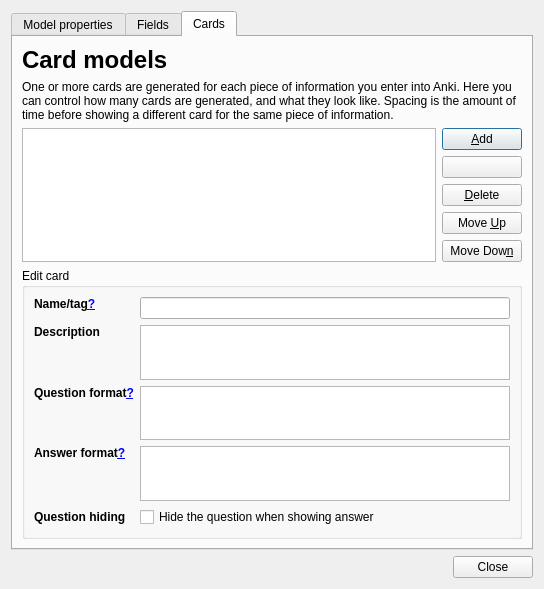
Above: designer/modelproperties.ui from ankitects/anki before the change. Below: the same form after it.
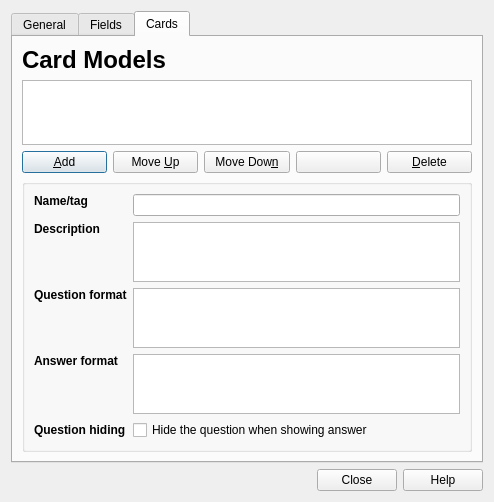
That is the form after the change. The open tabs and pages were chosen to show the change.

```diff
--- a/designer/modelproperties.ui
+++ b/designer/modelproperties.ui
@@ -8,8 +8,8 @@
    <rect>
     <x>0</x>
     <y>0</y>
-    <width>544</width>
-    <height>589</height>
+    <width>494</width>
+    <height>502</height>
    </rect>
   </property>
   <property name="windowTitle" >
@@ -31,7 +31,7 @@
        </rect>
       </property>
       <attribute name="title" >
-       <string>Model properties</string>
+       <string>General</string>
       </attribute>
       <layout class="QVBoxLayout" >
        <property name="spacing" >
@@ -197,16 +197,9 @@
         <number>9</number>
        </property>
        <item>
-        <widget class="QLabel" name="label_8" >
+        <widget class="QLabel" name="label_6" >
          <property name="text" >
-          <string>&lt;h1>Fields&lt;/h1></string>
-         </property>
-        </widget>
-       </item>
-       <item>
-        <widget class="QLabel" name="label_10" >
-         <property name="text" >
-          <string>A flashcard is made from a number of fields, like "meaning", "notes", etc.</string>
+          <string>&lt;h1>Field Models&lt;/h1></string>
          </property>
         </widget>
        </item>
@@ -422,8 +415,8 @@
        <rect>
         <x>0</x>
         <y>0</y>
-        <width>522</width>
-        <height>515</height>
+        <width>478</width>
+        <height>436</height>
        </rect>
       </property>
       <attribute name="title" >
@@ -437,25 +430,9 @@
         <number>9</number>
        </property>
        <item>
-        <widget class="QLabel" name="label_9" >
-         <property name="sizePolicy" >
-          <sizepolicy vsizetype="Fixed" hsizetype="Fixed" >
-           <horstretch>0</horstretch>
-           <verstretch>0</verstretch>
-          </sizepolicy>
-         </property>
+        <widget class="QLabel" name="label_8" >
          <property name="text" >
-          <string>&lt;h1>Card models&lt;/h1></string>
-         </property>
-        </widget>
-       </item>
-       <item>
-        <widget class="QLabel" name="label_11" >
-         <property name="text" >
-          <string>One or more cards are generated for each piece of information you enter into Anki. Here you can control how many cards are generated, and what they look like. Spacing is the amount of time before showing a different card for the same piece of information.</string>
-         </property>
-         <property name="wordWrap" >
-          <bool>true</bool>
+          <string>&lt;h1>Card Models&lt;/h1></string>
          </property>
         </widget>
        </item>
@@ -483,14 +460,10 @@
            </property>
           </widget>
          </item>
+        </layout>
+       </item>
          <item>
-          <layout class="QVBoxLayout" >
-           <property name="spacing" >
-            <number>6</number>
-           </property>
-           <property name="margin" >
-            <number>0</number>
-           </property>
+        <layout class="QHBoxLayout" name="horizontalLayout_2" >
            <item>
             <widget class="QPushButton" name="cardAdd" >
              <property name="text" >
@@ -498,20 +471,6 @@
              </property>
             </widget>
            </item>
-           <item>
-            <widget class="QPushButton" name="cardToggle" >
-             <property name="text" >
-              <string/>
-             </property>
-            </widget>
-           </item>
-           <item>
-            <widget class="QPushButton" name="cardDelete" >
-             <property name="text" >
-              <string>&amp;Delete</string>
-             </property>
-            </widget>
-           </item>
            <item>
             <widget class="QPushButton" name="cardUp" >
              <property name="toolTip" >
@@ -532,14 +491,26 @@
              </property>
             </widget>
            </item>
-          </layout>
+         <item>
+          <widget class="QPushButton" name="cardToggle" >
+           <property name="text" >
+            <string/>
+           </property>
+          </widget>
+         </item>
+         <item>
+          <widget class="QPushButton" name="cardDelete" >
+           <property name="text" >
+            <string>&amp;Delete</string>
+           </property>
+          </widget>
          </item>
         </layout>
        </item>
        <item>
         <widget class="QGroupBox" name="cardEditBox" >
          <property name="title" >
-          <string>Edit card</string>
+          <string/>
          </property>
          <layout class="QVBoxLayout" >
           <property name="spacing" >
@@ -630,7 +601,7 @@
             <item row="3" column="0" >
              <widget class="QLabel" name="label_15" >
               <property name="text" >
-               <string>&lt;b>Answer format&lt;a href="http://ichi2.net/anki/wiki/Key_Terms_and_Concepts#head-b8916ff117aa0da4a414ce9b9b9be4a232eab2f4">?&lt;/a>&lt;/b></string>
+               <string>&lt;b>Answer format&lt;/b></string>
               </property>
               <property name="alignment" >
                <set>Qt::AlignLeading|Qt::AlignLeft|Qt::AlignTop</set>
@@ -668,7 +639,7 @@
             <item row="0" column="0" >
              <widget class="QLabel" name="label_12" >
               <property name="text" >
-               <string>&lt;b>Name/tag&lt;a href="http://ichi2.net/anki/wiki/Key_Terms_and_Concepts#head-09efbe5fd6809ae0d90543adf92014b8eb9ef1bf">?&lt;/a>&lt;/b></string>
+               <string>&lt;b>Name/tag&lt;/b></string>
               </property>
               <property name="alignment" >
                <set>Qt::AlignLeading|Qt::AlignLeft|Qt::AlignTop</set>
@@ -681,7 +652,7 @@
             <item row="2" column="0" >
              <widget class="QLabel" name="label_14" >
               <property name="text" >
-               <string>&lt;b>Question format&lt;a href="http://ichi2.net/anki/wiki/Key_Terms_and_Concepts#head-b8916ff117aa0da4a414ce9b9b9be4a232eab2f4">?&lt;/a>&lt;/b></string>
+               <string>&lt;b>Question format&lt;/b></string>
               </property>
               <property name="alignment" >
                <set>Qt::AlignLeading|Qt::AlignLeft|Qt::AlignTop</set>
@@ -706,7 +677,7 @@
       <enum>Qt::Horizontal</enum>
      </property>
      <property name="standardButtons" >
-      <set>QDialogButtonBox::Close</set>
+      <set>QDialogButtonBox::Close|QDialogButtonBox::Help</set>
      </property>
     </widget>
    </item>
```
Left out of the diff: 62 changed lines with no effect on the pictures. Lines whose indentation alone changed are shown as unchanged.
